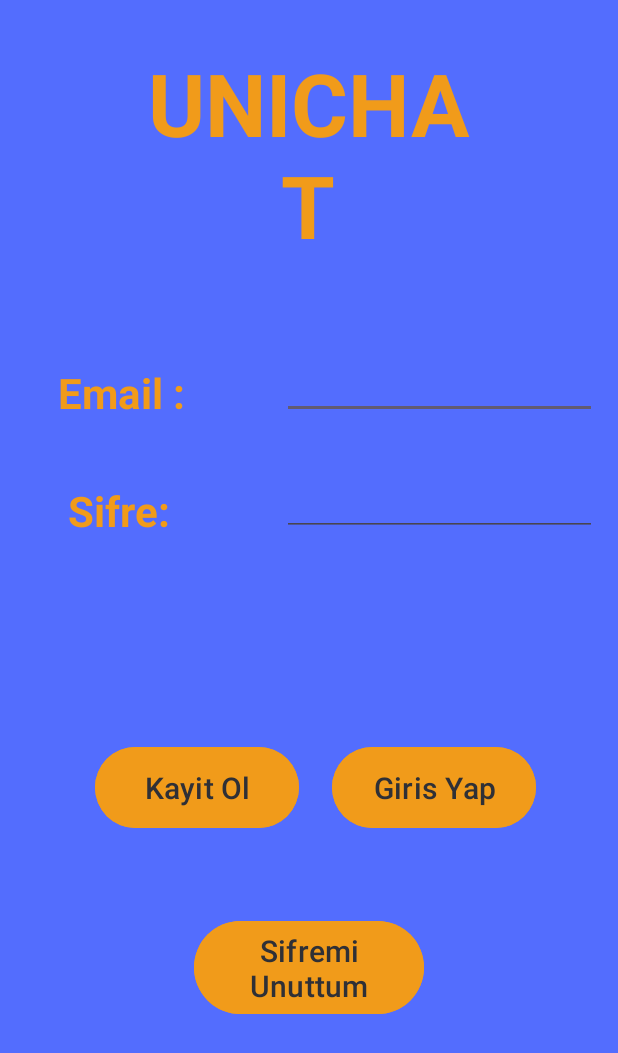
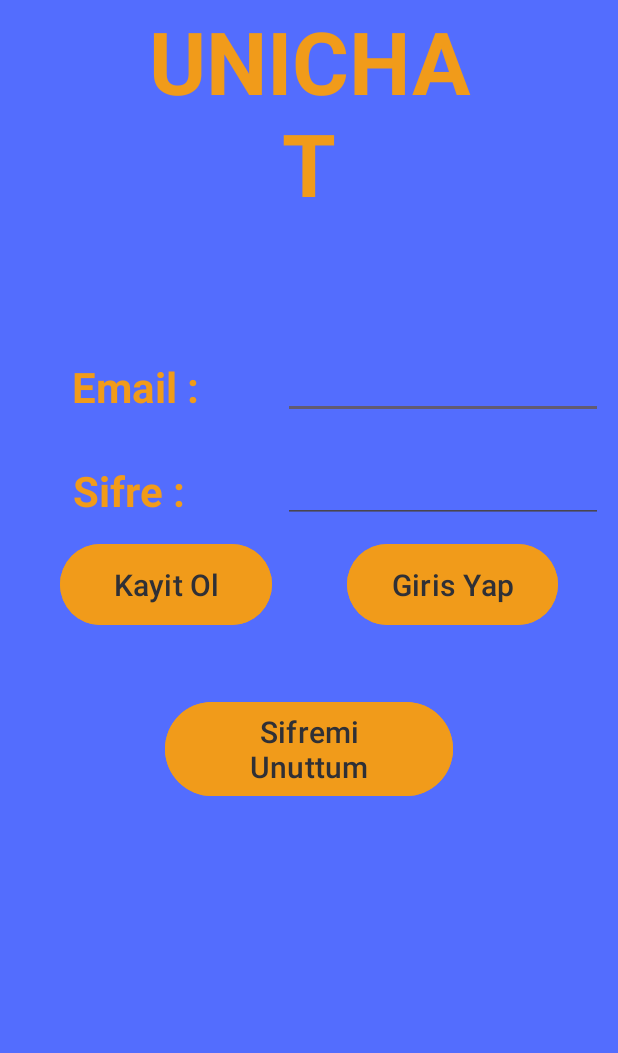
Before and after one commit to gkhnakbs/UniChat, an Android app: the screen it shows after launch (EntryPage), on a phone screen of 412 x 824 dp. Shown: the top 1053 px of the screen. Run offline under Robolectric (Android 15) with nearby library versions, the phone set to English and light mode, and no system bars; our stand-ins replace Firebase (no records; nobody signed in at launch, a user with empty details on screens opened directly); Roboto replaces fonts that are not available here.

Commit message:
I edited some interface parts.Fragment was set by Gokhan Akbas.But still Fragment recycler adapter isn't working.

```diff
--- a/app/build.gradle
+++ b/app/build.gradle
@@ -45,6 +45,7 @@ dependencies {
     implementation 'com.google.android.material:material:1.9.0'
     implementation 'androidx.constraintlayout:constraintlayout:2.1.4'
     implementation 'androidx.core:core-ktx:1.10.1'
+
     // Import the Firebase BoM
     implementation platform('com.google.firebase:firebase-bom:32.1.1')
 
--- a/app/src/main/java/com/gokhanakbas/unichatdeneme/pages/EntryPage.kt
+++ b/app/src/main/java/com/gokhanakbas/unichatdeneme/pages/EntryPage.kt
@@ -29,7 +29,6 @@ class EntryPage : AppCompatActivity() {
             val intent = Intent(this, MainPage::class.java)
             intent.putExtra("user_mail",auth.currentUser?.email.toString())
             startActivity(intent)
-            finish()
         }
 
     }
@@ -44,7 +43,6 @@ class EntryPage : AppCompatActivity() {
                     val intent = Intent(this, MainPage::class.java)
                     intent.putExtra("user_mail",user_mailText)
                     startActivity(intent)
-                    finish()
                 }.addOnFailureListener{
                     Toast.makeText(this.applicationContext,it.localizedMessage,Toast.LENGTH_LONG).show()
             }
--- a/app/src/main/res/layout/activity_entrypage.xml
+++ b/app/src/main/res/layout/activity_entrypage.xml
@@ -10,7 +10,7 @@
 
     <EditText
         android:id="@+id/usermail_Text"
-        android:layout_width="210dp"
+        android:layout_width="wrap_content"
         android:layout_height="41dp"
         android:ems="10"
         android:inputType="text"
@@ -21,44 +21,49 @@
         android:textColorLink="#F19B1A"
         app:layout_constraintBottom_toBottomOf="parent"
         app:layout_constraintEnd_toEndOf="parent"
-        app:layout_constraintHorizontal_bias="0.93"
+        app:layout_constraintHorizontal_bias="0.95"
         app:layout_constraintStart_toStartOf="parent"
         app:layout_constraintTop_toTopOf="parent"
         app:layout_constraintVertical_bias="0.304" />
 
     <Button
         android:id="@+id/passreset_button"
-        android:layout_width="153dp"
-        android:layout_height="70dp"
-        android:layout_marginBottom="144dp"
+        android:layout_width="0dp"
+        android:layout_height="wrap_content"
+        android:layout_marginStart="110dp"
+        android:layout_marginTop="424dp"
+        android:layout_marginEnd="110dp"
+        android:layout_marginBottom="249dp"
         android:backgroundTint="#F19B1A"
         android:text="Sifremi Unuttum"
         android:textColor="@android:color/system_neutral1_800"
         android:textSize="20sp"
         app:layout_constraintBottom_toBottomOf="parent"
         app:layout_constraintEnd_toEndOf="parent"
-        app:layout_constraintStart_toStartOf="parent" />
+        app:layout_constraintStart_toStartOf="parent"
+        app:layout_constraintTop_toTopOf="parent" />
 
     <Button
         android:id="@+id/login_button"
-        android:layout_width="136dp"
+        android:layout_width="0dp"
         android:layout_height="62dp"
-        android:layout_marginStart="160dp"
-        android:layout_marginEnd="10dp"
-        android:layout_marginBottom="268dp"
+        android:layout_marginStart="50dp"
+        android:layout_marginTop="336dp"
+        android:layout_marginEnd="40dp"
+        android:layout_marginBottom="21dp"
         android:backgroundTint="#F19B1A"
         android:onClick="login"
         android:text="Giris Yap"
         android:textColor="@android:color/system_neutral1_800"
         android:textSize="20sp"
-        app:layout_constraintBottom_toBottomOf="parent"
+        app:layout_constraintBottom_toTopOf="@+id/passreset_button"
         app:layout_constraintEnd_toEndOf="parent"
-        app:layout_constraintHorizontal_bias="0.58"
-        app:layout_constraintStart_toStartOf="parent" />
+        app:layout_constraintStart_toEndOf="@+id/signup_button"
+        app:layout_constraintTop_toTopOf="parent" />
 
     <TextView
         android:id="@+id/usernameLabel"
-        android:layout_width="130dp"
+        android:layout_width="wrap_content"
         android:layout_height="38dp"
         android:clickable="false"
         android:fontFamily="@font/aladin"
@@ -69,35 +74,35 @@
         android:textStyle="bold"
         app:layout_constraintBottom_toBottomOf="parent"
         app:layout_constraintEnd_toEndOf="parent"
-        app:layout_constraintHorizontal_bias="0.056"
+        app:layout_constraintHorizontal_bias="0.146"
         app:layout_constraintStart_toStartOf="parent"
         app:layout_constraintTop_toTopOf="parent"
-        app:layout_constraintVertical_bias="0.309" />
+        app:layout_constraintVertical_bias="0.304" />
 
     <TextView
         android:id="@+id/passwordLabel"
-        android:layout_width="86dp"
+        android:layout_width="wrap_content"
         android:layout_height="38dp"
+        android:layout_marginTop="28dp"
         android:clickable="false"
         android:fontFamily="@font/aladin"
-        android:text="Sifre:"
+        android:text="Sifre :"
         android:textAlignment="center"
         android:textColor="#F19B1A"
         android:textSize="28sp"
         android:textStyle="bold"
         app:layout_constraintBottom_toBottomOf="parent"
         app:layout_constraintEnd_toEndOf="parent"
-        app:layout_constraintHorizontal_bias="0.11"
-        app:layout_constraintStart_toStartOf="parent"
-        app:layout_constraintTop_toTopOf="parent"
-        app:layout_constraintVertical_bias="0.409" />
+        app:layout_constraintHorizontal_bias="0.0"
+        app:layout_constraintStart_toStartOf="@+id/usernameLabel"
+        app:layout_constraintTop_toBottomOf="@+id/usernameLabel"
+        app:layout_constraintVertical_bias="0.007" />
 
     <EditText
         android:id="@+id/password_text"
-        android:layout_width="210dp"
+        android:layout_width="wrap_content"
         android:layout_height="41dp"
-        android:layout_marginStart="70dp"
-        android:layout_marginEnd="20dp"
+        android:layout_marginTop="28dp"
         android:ems="10"
         android:inputType="text"
         android:shadowColor="#F19B1A"
@@ -105,19 +110,19 @@
         android:textColorHighlight="#F19B1A"
         android:textColorHint="#F19B1A"
         android:textColorLink="#F19B1A"
-        app:layout_constraintBottom_toBottomOf="parent"
         app:layout_constraintEnd_toEndOf="parent"
-        app:layout_constraintHorizontal_bias="0.454"
-        app:layout_constraintStart_toEndOf="@+id/passwordLabel"
-        app:layout_constraintTop_toTopOf="parent"
-        app:layout_constraintVertical_bias="0.404" />
+        app:layout_constraintHorizontal_bias="0.0"
+        app:layout_constraintStart_toStartOf="@+id/usermail_Text"
+        app:layout_constraintTop_toBottomOf="@+id/usermail_Text" />
 
     <TextView
         android:id="@+id/unichatLabel"
-        android:layout_width="234dp"
-        android:layout_height="0dp"
-        android:layout_marginTop="30dp"
-        android:layout_marginBottom="225dp"
+        android:layout_width="0dp"
+        android:layout_height="wrap_content"
+        android:layout_marginStart="88dp"
+        android:layout_marginTop="25dp"
+        android:layout_marginEnd="88dp"
+        android:layout_marginBottom="114dp"
         android:fontFamily="@font/aladin"
         android:singleLine="false"
         android:text="UNICHAT"
@@ -125,26 +130,26 @@
         android:textColor="#F19B1A"
         android:textSize="58sp"
         android:textStyle="bold"
-        app:layout_constraintBottom_toTopOf="@+id/signup_button"
+        app:layout_constraintBottom_toTopOf="@+id/usermail_Text"
         app:layout_constraintEnd_toEndOf="parent"
-        app:layout_constraintHorizontal_bias="0.497"
         app:layout_constraintStart_toStartOf="parent"
-        app:layout_constraintTop_toTopOf="parent"
-        app:layout_constraintVertical_bias="0.0" />
+        app:layout_constraintTop_toTopOf="parent" />
 
     <Button
         android:id="@+id/signup_button"
-        android:layout_width="136dp"
+        android:layout_width="0dp"
         android:layout_height="62dp"
-        android:layout_marginEnd="150dp"
-        android:layout_marginBottom="268dp"
+        android:layout_marginStart="40dp"
+        android:layout_marginTop="336dp"
+        android:layout_marginBottom="21dp"
         android:backgroundTint="#F19B1A"
         android:onClick="signUp"
         android:text="Kayit Ol"
         android:textColor="@android:color/system_neutral1_800"
         android:textSize="20sp"
-        app:layout_constraintBottom_toBottomOf="parent"
-        app:layout_constraintEnd_toEndOf="parent"
-        app:layout_constraintStart_toStartOf="parent" />
+        app:layout_constraintBottom_toTopOf="@+id/passreset_button"
+        app:layout_constraintEnd_toStartOf="@+id/login_button"
+        app:layout_constraintStart_toStartOf="parent"
+        app:layout_constraintTop_toTopOf="parent" />
 
 </androidx.constraintlayout.widget.ConstraintLayout>
--- a/app/src/main/res/layout/fragment_liked_post.xml
+++ b/app/src/main/res/layout/fragment_liked_post.xml
@@ -1,10 +1,10 @@
 <?xml version="1.0" encoding="utf-8"?>
-<androidx.constraintlayout.widget.ConstraintLayout
-    xmlns:android="http://schemas.android.com/apk/res/android"
+<androidx.constraintlayout.widget.ConstraintLayout xmlns:android="http://schemas.android.com/apk/res/android"
     xmlns:app="http://schemas.android.com/apk/res-auto"
     xmlns:tools="http://schemas.android.com/tools"
     android:layout_width="match_parent"
     android:layout_height="match_parent"
+    android:background="#18FFFF"
     tools:context=".fragments.LikedPostFragment">
 
     <TextView
```
Also changed, not shown: app/src/main/java/com/gokhanakbas/unichatdeneme/fragments/PostListFragment.kt (+64 -1 lines), app/src/main/java/com/gokhanakbas/unichatdeneme/pages/MainPage.kt (+5 -4 lines), app/src/main/java/com/gokhanakbas/unichatdeneme/pages/User_Profile_Page.kt (+23 -7 lines), app/src/main/res/layout/activity_mainpage.xml (+10 -9 lines), app/src/main/res/layout/activity_user_profile_page.xml (+40 -39 lines), app/src/main/res/layout/fragment_post_list.xml (+5 -10 lines), app/src/main/res/navigation/user_graph.xml (+14 -7 lines), gradle/wrapper/gradle-wrapper.properties.
